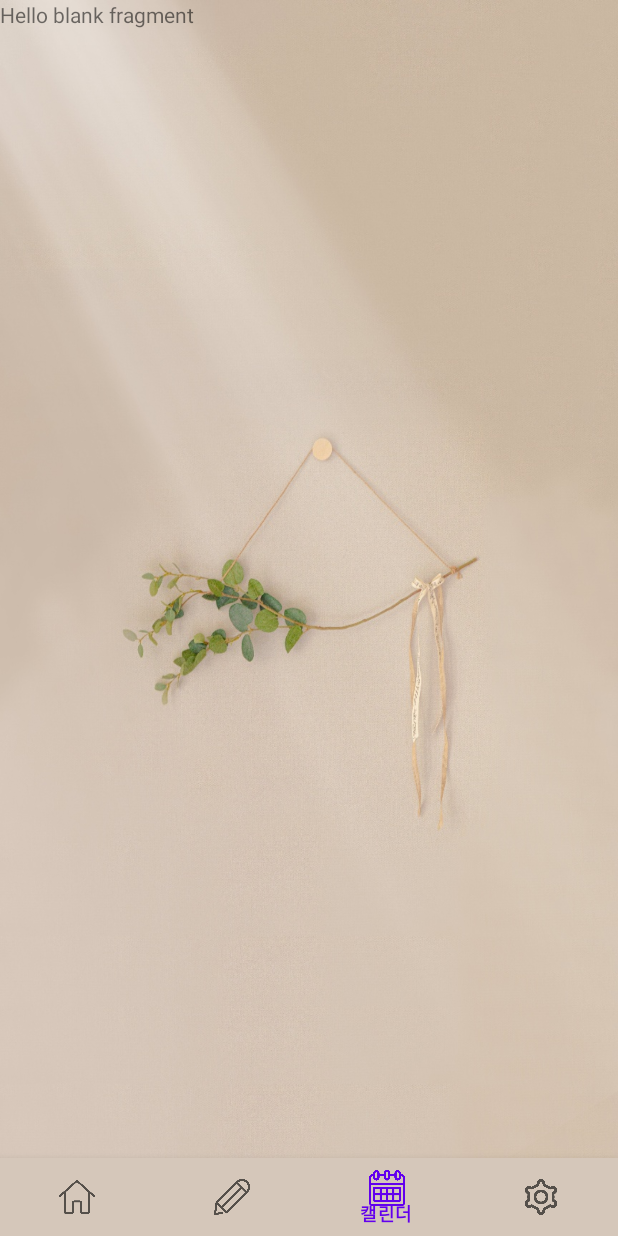
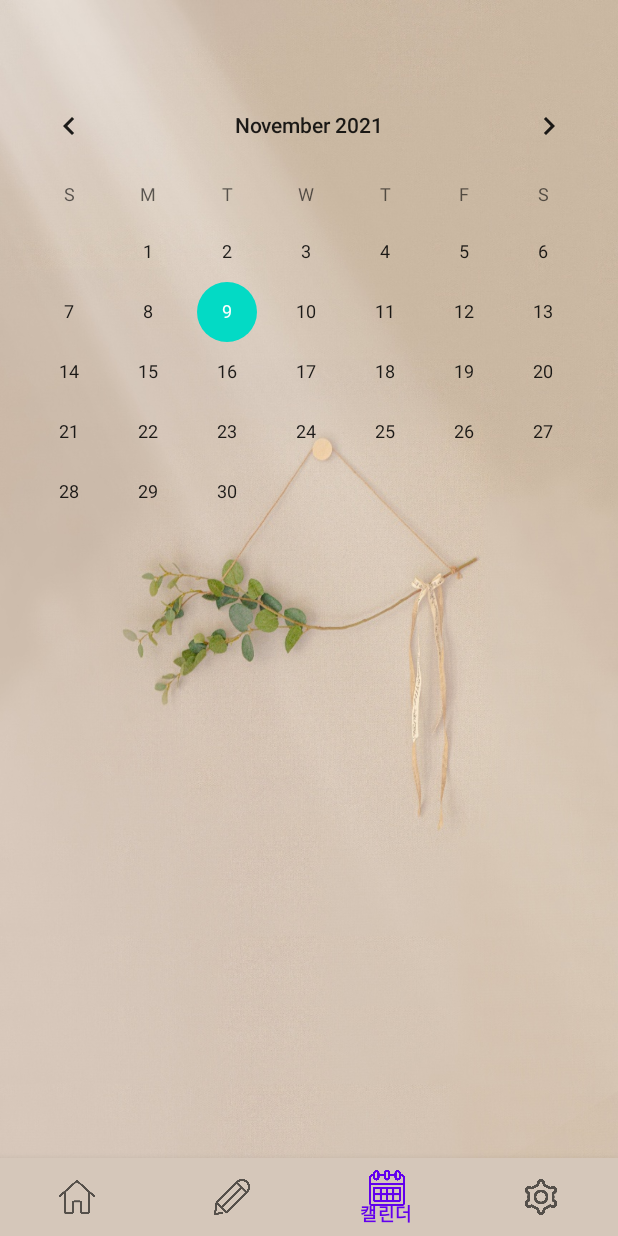
Before and after one commit to Vector1331/SoftwareEngineering, an Android app: the screen it shows after launch (MainActivity), item 3 of the bottom bar chosen, on a phone screen of 412 x 824 dp. Run offline under Robolectric (Android 15) with nearby library versions, the phone set to English and light mode, and no system bars.

Commit message:
Calendar 페이지 구현 (1차)

```diff
--- a/daysDuk/app/src/main/res/layout/fragment_calendar.xml
+++ b/daysDuk/app/src/main/res/layout/fragment_calendar.xml
@@ -6,10 +6,10 @@
     android:background="@drawable/back"
     tools:context=".CalendarFragment">
 
-    <!-- TODO: Update blank fragment layout -->
-    <TextView
+
+    <CalendarView
         android:layout_width="match_parent"
-        android:layout_height="match_parent"
-        android:text="@string/hello_blank_fragment" />
+        android:layout_height="wrap_content"
+        android:layout_marginTop="50dp" />
 
 </LinearLayout>
```
